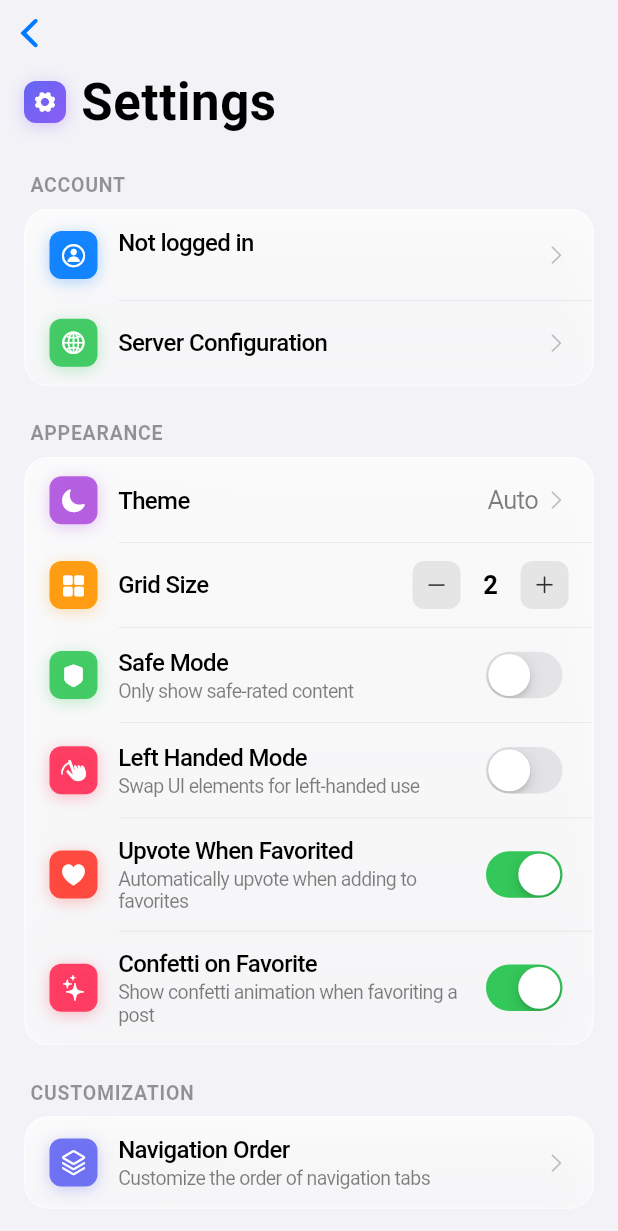
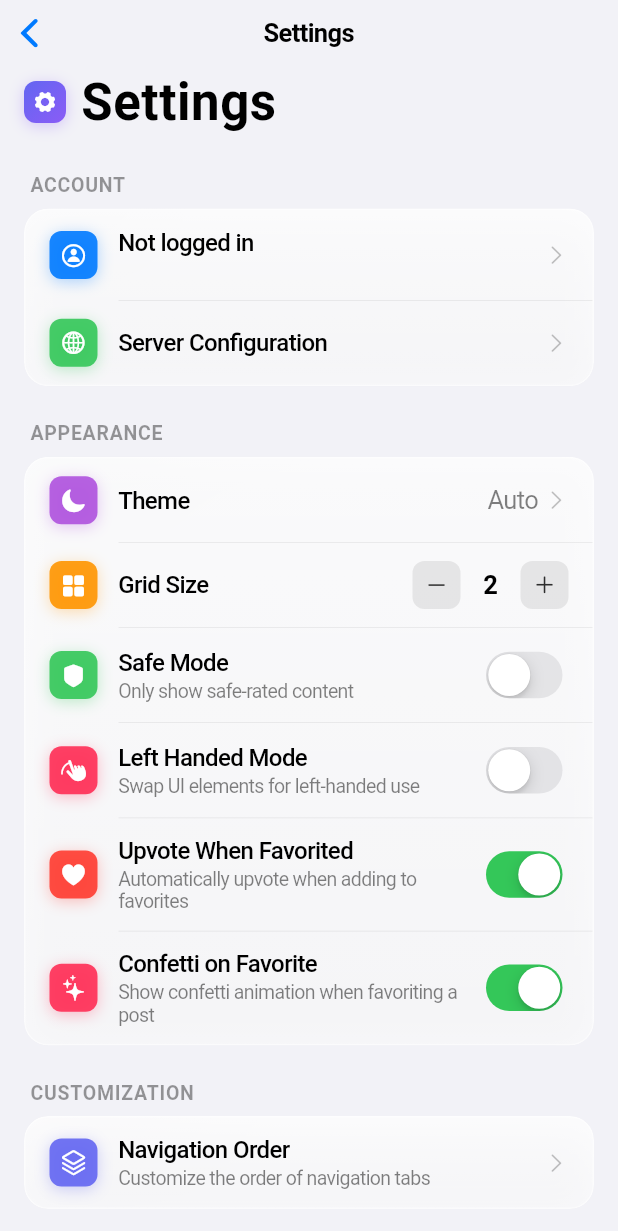
Before and after one commit to justacalico/klit, a Flutter app: the SettingsPage screen opened directly, on a phone screen of 412 x 824 dp. Shown: the top 1231 px of the screen. Run offline on Flutter 3.47's test engine with Material 3 defaults, Android fonts, the phone set to English and light mode, and no system bars; our stand-ins replace cached_network_image, chewie, confetti, dio, flutter_markdown, flutter_secure_storage and 6 more; missing offline and left inert: media_kit, media_kit_video; accounts and stored records are empty.

Commit message:
Add 'Settings' title to the navigation bar in SettingsPage

```diff
--- a/lib/presentation/pages/settings/settings_page.dart
+++ b/lib/presentation/pages/settings/settings_page.dart
@@ -40,6 +40,13 @@ class SettingsPage extends StatelessWidget {
                     ? _ThemeColors.primaryPurple.withValues(alpha: 0.15)
                     : _ThemeColors.primaryPurple.withValues(alpha: 0.1),
                 width: 0.5,
+              ),
+            ),
+            middle: Text(
+              'Settings',
+              style: TextStyle(
+                fontWeight: FontWeight.w600,
+                color: isDark ? CupertinoColors.white : CupertinoColors.black,
               ),
             ),
             largeTitle: Row(
```
